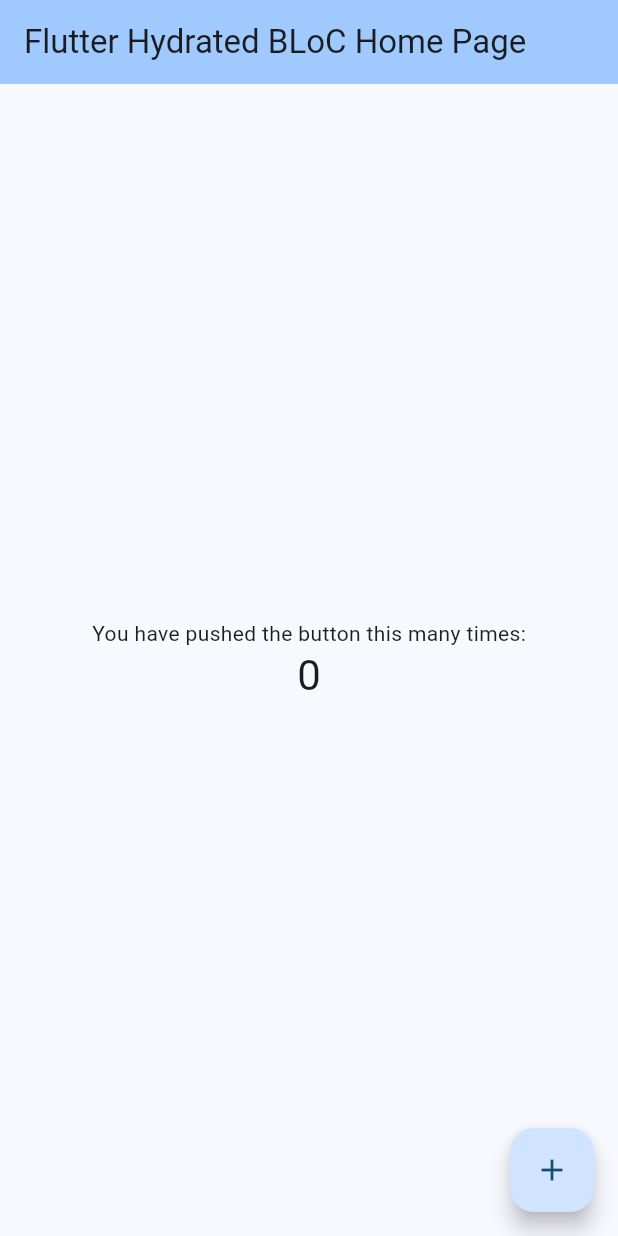
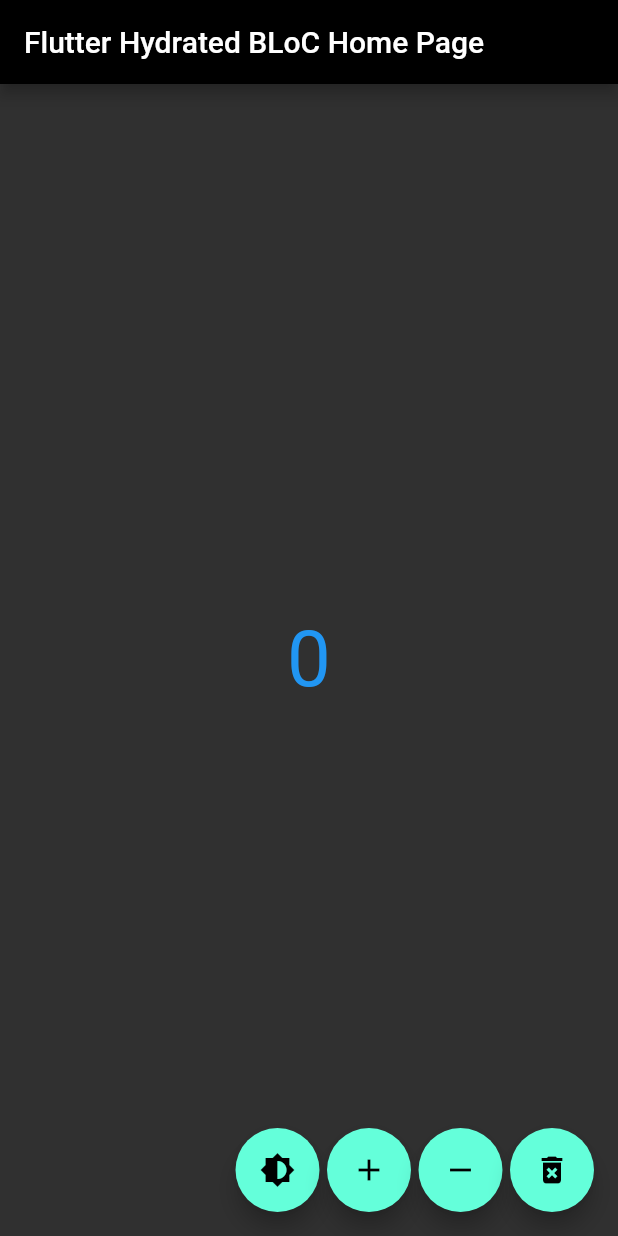
Before and after one commit to jsmile/bloc_hydrated, a Flutter app: the screen it shows after launch, on a phone screen of 412 x 824 dp. Run offline on Flutter 3.47's test engine with Material 2 defaults, Android fonts, the phone set to English and light mode, and no system bars; our stand-ins replace equatable, flutter_bloc.

Commit message:
MultiBlocProvider() & basic UI

```diff
--- a/analysis_options.yaml
+++ b/analysis_options.yaml
@@ -22,7 +22,7 @@ linter:
   # `// ignore_for_file: name_of_lint` syntax on the line or in the file
   # producing the lint.
   rules:
-    # avoid_print: false  # Uncomment to disable the `avoid_print` rule
+    avoid_print: false  # Uncomment to disable the `avoid_print` rule
     # prefer_single_quotes: true  # Uncomment to enable the `prefer_single_quotes` rule
 
 # Additional information about this file can be found at
--- a/lib/main.dart
+++ b/lib/main.dart
@@ -1,4 +1,8 @@
 import 'package:flutter/material.dart';
+import 'package:flutter_bloc/flutter_bloc.dart';
+
+import 'blocs/counter/counter_bloc.dart';
+import 'blocs/theme/theme_bloc.dart';
 
 void main() {
   runApp(const MyApp());
@@ -9,13 +13,29 @@ class MyApp extends StatelessWidget {
 
   @override
   Widget build(BuildContext context) {
-    return MaterialApp(
-      title: 'Flutter Hydrated BLoC',
-      theme: ThemeData(
-        colorScheme: ColorScheme.fromSeed(seedColor: Colors.blue),
-        useMaterial3: true,
+    return MultiBlocProvider(
+      providers: [
+        BlocProvider<CounterBloc>(
+          create: (_) => CounterBloc(),
+        ),
+        BlocProvider<ThemeBloc>(
+          create: (context) => ThemeBloc(),
+        ),
+      ],
+      child: BlocBuilder<ThemeBloc, ThemeState>(
+        builder: (context, state) {
+          return MaterialApp(
+            title: 'Flutter Hydrated BLoC',
+            theme: state.appTheme == AppTheme.light
+                ? ThemeData.dark()
+                : ThemeData.light(),
+            // ThemeData(
+            //   colorScheme: ColorScheme.fromSeed(seedColor: Colors.blue),
+            //   useMaterial3: true,
+            home: const MyHomePage(title: 'Flutter Hydrated BLoC Home Page'),
+          );
+        },
       ),
-      home: const MyHomePage(title: 'Flutter Hydrated BLoC Home Page'),
     );
   }
 }
@@ -29,27 +49,47 @@ class MyHomePage extends StatelessWidget {
   Widget build(BuildContext context) {
     return Scaffold(
       appBar: AppBar(
-        backgroundColor: Theme.of(context).colorScheme.inversePrimary,
+        backgroundColor:
+            context.watch<ThemeBloc>().state.appTheme == AppTheme.light
+                ? Colors.black
+                : Colors.white24,
         title: Text(title),
       ),
       body: Center(
-        child: Column(
-          mainAxisAlignment: MainAxisAlignment.center,
-          children: <Widget>[
-            const Text(
-              'You have pushed the button this many times:',
-            ),
-            Text(
-              '0',
-              style: Theme.of(context).textTheme.headlineMedium,
-            ),
-          ],
+        child: Text(
+          '${context.watch<CounterBloc>().state.counter}',
+          style: const TextStyle(color: Colors.blue, fontSize: 52.0),
         ),
       ),
-      floatingActionButton: FloatingActionButton(
-        onPressed: () {},
-        tooltip: 'Increment',
-        child: const Icon(Icons.add),
+      floatingActionButton: Row(
+        mainAxisAlignment: MainAxisAlignment.end,
+        children: [
+          FloatingActionButton(
+            onPressed: () {
+              context.read<ThemeBloc>().add(ThemeToggledEvent());
+            },
+            child: const Icon(Icons.brightness_6),
+          ),
+          const SizedBox(width: 5.0),
+          FloatingActionButton(
+            onPressed: () {
+              context.read<CounterBloc>().add(CounterIncreasedEvent());
+            },
+            child: const Icon(Icons.add),
+          ),
+          const SizedBox(width: 5.0),
+          FloatingActionButton(
+            onPressed: () {
+              context.read<CounterBloc>().add(CounterDecreasedEvent());
+            },
+            child: const Icon(Icons.remove),
+          ),
+          const SizedBox(width: 5.0),
+          FloatingActionButton(
+            onPressed: () {},
+            child: const Icon(Icons.delete_forever),
+          ),
+        ],
       ),
     );
   }
```
